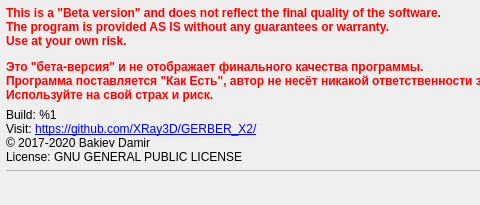
Above: GGEasy/aboutform.ui from XRay3D/GERBER_X3 before the change; both pictures show x 0 to 480 and y 0 to 205 of the 701 by 205 pixel window. Below: the same form after it.
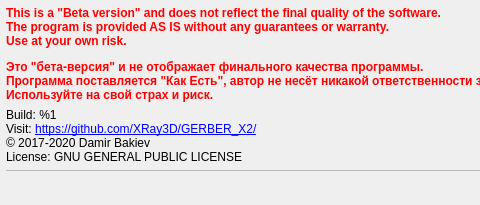
That is the form after the change.

What changed in the file:
```diff
--- a/GGEasy/aboutform.ui
+++ b/GGEasy/aboutform.ui
@@ -39,7 +39,7 @@
    <item>
     <widget class="QLabel" name="lblAbout">
      <property name="text">
-      <string>&lt;html&gt;&lt;head/&gt;&lt;body&gt;&lt;p&gt;Build: %1&lt;br/&gt;Visit: &lt;a href=&quot;https://github.com/XRay3D/GERBER_X2/&quot;&gt;&lt;span style=&quot; text-decoration: underline; color:#0000ff;&quot;&gt;https://github.com/XRay3D/GERBER_X2/&lt;/span&gt;&lt;/a&gt;&lt;a href=&quot;https://github.com/Denvi/Candle/&quot;&gt;&lt;span style=&quot; text-decoration: underline; color:#0000ff;&quot;&gt;&lt;br/&gt;&lt;/span&gt;&lt;/a&gt;© 2017-2020 Bakiev Damir&lt;br/&gt;License: GNU GENERAL PUBLIC LICENSE&lt;/p&gt;&lt;/body&gt;&lt;/html&gt;</string>
+      <string>&lt;html&gt;&lt;head/&gt;&lt;body&gt;&lt;p&gt;Build: %1&lt;br/&gt;Visit: &lt;a href=&quot;https://github.com/XRay3D/GERBER_X2/&quot;&gt;&lt;span style=&quot; text-decoration: underline; color:#0000ff;&quot;&gt;https://github.com/XRay3D/GERBER_X2/&lt;/span&gt;&lt;/a&gt;&lt;a href=&quot;https://github.com/Denvi/Candle/&quot;&gt;&lt;span style=&quot; text-decoration: underline; color:#0000ff;&quot;&gt;&lt;br/&gt;&lt;/span&gt;&lt;/a&gt;© 2017-2020 Damir Bakiev&lt;br/&gt;License: GNU GENERAL PUBLIC LICENSE&lt;/p&gt;&lt;/body&gt;&lt;/html&gt;</string>
      </property>
      <property name="alignment">
       <set>Qt::AlignLeading|Qt::AlignLeft|Qt::AlignVCenter</set>
```
